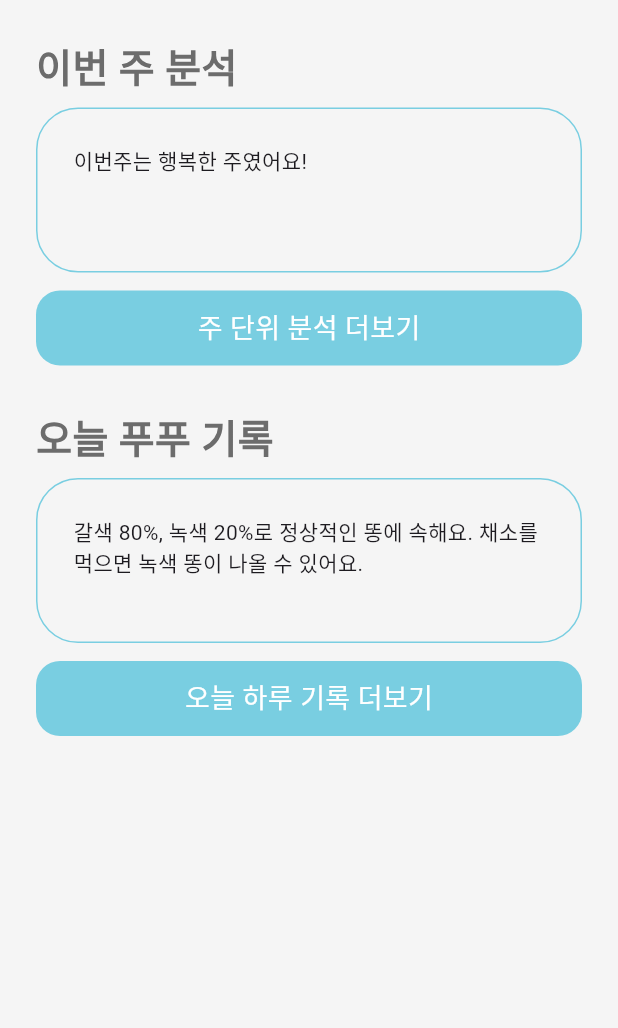
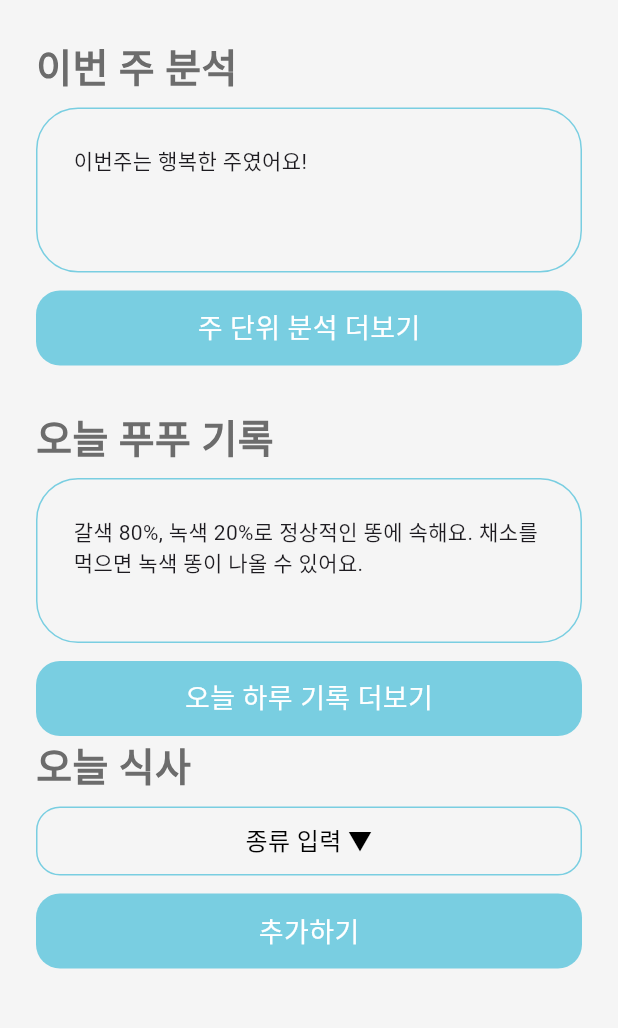
Before and after one commit to gdsc-ssu/tiny-poof-client, a Flutter app: the HomeView screen opened by its route, on a phone screen of 412 x 824 dp, the part 83-1111 px from its top. Run offline on Flutter 3.47's test engine with Material 3 defaults, Android fonts, the phone set to English and light mode, and no system bars; our stand-ins replace camera, dio, go_router, shared_preferences; accounts and stored records are empty; Roboto replaces fonts that are missing (Pretendard).

Commit message:
feat: update

```diff
--- a/lib/screens/main/camera/camera_view_model.dart
+++ b/lib/screens/main/camera/camera_view_model.dart
@@ -34,5 +34,6 @@ class CameraViewModel extends BaseViewModel {
 
   void onTapTakePicture() async {
     final result = await cameraController.takePicture();
+    result;
   }
 }
--- a/lib/screens/main/diary/diary_list_view.dart
+++ b/lib/screens/main/diary/diary_list_view.dart
@@ -3,7 +3,7 @@ import 'package:tiny_poof/core/base/base_view.dart';
 import 'package:tiny_poof/core/constant/color_constant.dart';
 import 'package:tiny_poof/core/constant/font_constant.dart';
 import 'package:tiny_poof/core/util/date_format.dart';
-import 'package:tiny_poof/screens/main/diary/diary_view_controller.dart';
+import 'package:tiny_poof/screens/main/diary/diary_view_model.dart';
 
 class DiaryListView extends StatelessWidget {
   const DiaryListView({super.key});
--- a/lib/screens/main/diary/diary_view.dart
+++ b/lib/screens/main/diary/diary_view.dart
@@ -5,7 +5,7 @@ import 'package:tiny_poof/core/common/view/bottom_button.dart';
 import 'package:tiny_poof/core/constant/color_constant.dart';
 import 'package:tiny_poof/core/constant/font_constant.dart';
 import 'package:tiny_poof/core/extension/context_extension.dart';
-import 'package:tiny_poof/screens/main/diary/diary_view_controller.dart';
+import 'package:tiny_poof/screens/main/diary/diary_view_model.dart';
 
 class DiaryView extends StatelessWidget {
   const DiaryView({super.key});
--- a/lib/screens/main/home/home_view.dart
+++ b/lib/screens/main/home/home_view.dart
@@ -46,6 +46,26 @@ class HomeView extends StatelessWidget {
                 text: "오늘 하루 기록 더보기",
                 margin: const EdgeInsets.all(0),
               ),
+              const Text(
+                "오늘 식사",
+                style: FontSystem.initTextStyle,
+              ),
+              const SizedBox(height: 8),
+              if (viewModel.selectedMeal.isEmpty)
+                const _TodayMealWidget()
+              else
+                Row(
+                  children: [
+                    Text(viewModel.selectedMeal),
+                    const Text("메모"),
+                  ],
+                ),
+              const SizedBox(height: 12),
+              BottomButton(
+                onTap: () {},
+                text: "추가하기",
+                margin: const EdgeInsets.all(0),
+              ),
             ],
           ),
         ),
@@ -72,3 +92,28 @@ class _TextWidget extends StatelessWidget {
     );
   }
 }
+
+class _TodayMealWidget extends StatelessWidget {
+  const _TodayMealWidget();
+
+  @override
+  Widget build(BuildContext context) {
+    return GestureDetector(
+      onTap: () => HomeViewModel.instance.onTapTodayMeal(context),
+      child: Container(
+        width: double.infinity,
+        decoration: BoxDecoration(
+          border: Border.all(color: ColorSystem.main2),
+          borderRadius: BorderRadius.circular(16),
+        ),
+        padding: const EdgeInsets.all(10),
+        child: const Text(
+          "종류 입력 ▼",
+          style: TextStyle(
+              color: Colors.black, fontSize: 16, fontWeight: FontWeight.w500),
+          textAlign: TextAlign.center,
+        ),
+      ),
+    );
+  }
+}
--- a/lib/screens/onboarding/onboarding_view_model.dart
+++ b/lib/screens/onboarding/onboarding_view_model.dart
@@ -21,7 +21,6 @@ class OnboardingViewModel extends BaseViewModel {
 
   void onTapNext() {
     step += 1;
-    print("NAME : $name");
     notifyListeners();
     if (step == 2) {
       viewModelContext.pushReplacementNamed(Routes.initStep2);
--- a/lib/screens/onboarding/view/onboarding_step3.dart
+++ b/lib/screens/onboarding/view/onboarding_step3.dart
@@ -27,7 +27,7 @@ class OnboardingStep3View extends StatelessWidget {
                   crossAxisAlignment: CrossAxisAlignment.start,
                   children: [
                     Text(
-                      "Baby Name",
+                      "아기 이름 (태명)",
                       style: FontSystem.initTextStyle.copyWith(fontSize: 23),
                     ),
                     Container(
@@ -37,9 +37,9 @@ class OnboardingStep3View extends StatelessWidget {
                       ),
                       child: TextField(
                         controller: viewModel.nameTextController,
-                        decoration: InputDecoration(
+                        decoration: const InputDecoration(
                           hintText: "아기 이름을 입력해주세요.",
-                          hintStyle: const TextStyle(
+                          hintStyle: TextStyle(
                             fontFamily: "Pretendard",
                             fontSize: 16,
                             fontWeight: FontWeight.w300,
--- a/lib/screens/onboarding/view/onboarding_step4.dart
+++ b/lib/screens/onboarding/view/onboarding_step4.dart
@@ -29,7 +29,7 @@ class OnboardingStep4View extends StatelessWidget {
                 crossAxisAlignment: CrossAxisAlignment.start,
                 children: [
                   Text(
-                    "Baby Birth",
+                    "생년월일",
                     style: FontSystem.initTextStyle.copyWith(fontSize: 23),
                   ),
                   GestureDetector(
```
Also changed, not shown: lib/main.dart (+14 -1 lines), lib/screens/main/home/analysis_view.dart (added, +13 -0 lines), lib/screens/main/home/home_view_controller.dart (+55 -1 lines), lib/screens/main/diary/diary_view_model.dart (renamed from lib/screens/main/diary/diary_view_controller.dart), 1 other file.
